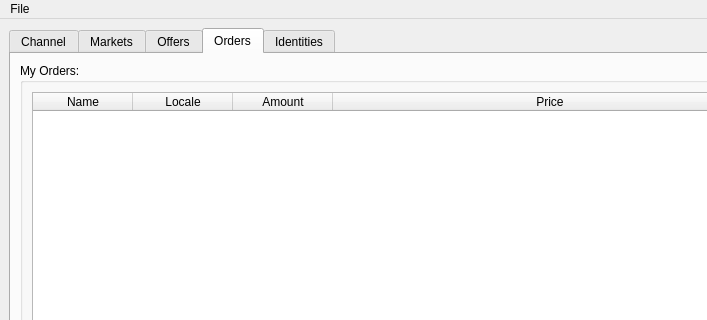
Old version of the form qtui/metamarket-qt.ui in the repository metamarcdw/metamarket; both pictures show x 0 to 707 and y 0 to 320 of the 800 by 557 pixel window.
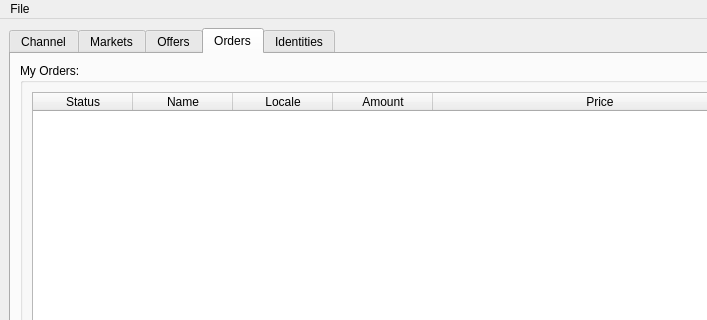
New version of the form. The open tabs and pages were chosen to show the change.

Commit message: Add status header to QTableWidget on Order tab

```diff
--- a/qtui/metamarket-qt.ui
+++ b/qtui/metamarket-qt.ui
@@ -234,6 +234,11 @@
                <attribute name="horizontalHeaderStretchLastSection">
                 <bool>true</bool>
                </attribute>
+               <column>
+                <property name="text">
+                 <string>Status</string>
+                </property>
+               </column>
                <column>
                 <property name="text">
                  <string>Name</string>
```
